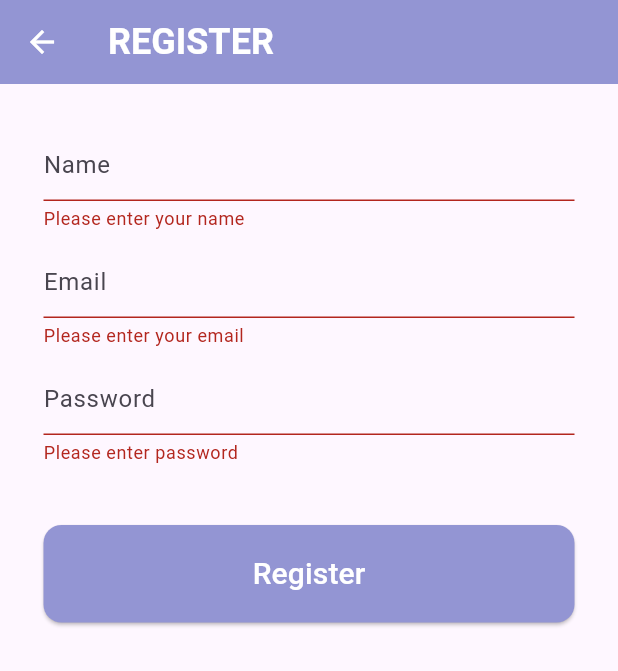
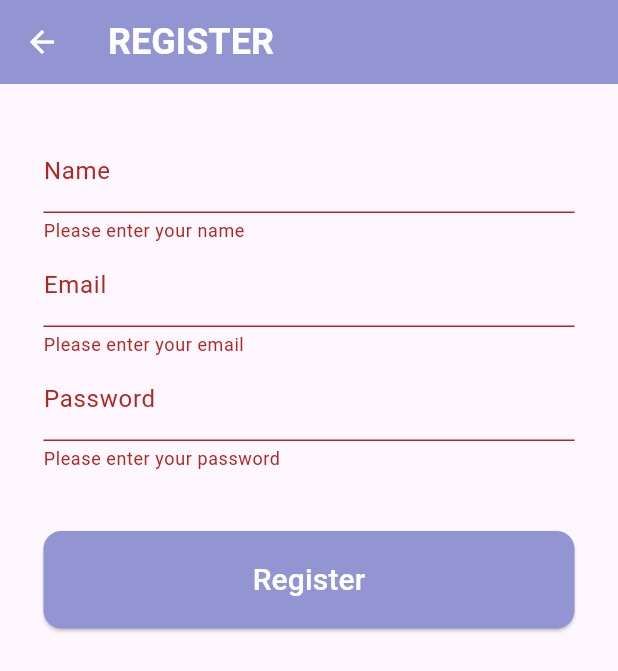
Before and after one commit to Cahidenuryalcin/todoApp, a Flutter app: the RegisterPage screen opened directly, after a tap on "Register", on a phone screen of 412 x 824 dp. Shown: the top 671 px of the screen. Run offline on Flutter 3.47's test engine with Material 3 defaults, Android fonts, the phone set to English and light mode, and no system bars; our stand-ins replace firebase_auth, firebase_core, flutter_secure_storage, google_fonts; missing offline and left inert: firebase_auth_platform_interface; accounts and stored records are empty; Roboto replaces fonts that are missing (Montserrat).

Commit message:
27.05.24

```diff
--- a/lib/register.dart
+++ b/lib/register.dart
@@ -1,13 +1,13 @@
 import 'package:flutter/material.dart';
 import 'package:provider/provider.dart';
-import 'package:todo_app/provider/auth_provider.dart';
 import 'package:todo_app/app_constanst.dart';
+import 'package:todo_app/provider/auth_provider.dart' as my_auth;
+import 'package:todo_app/user_profile.dart';
+import 'todo_list.dart';
 
 class RegisterPage extends StatefulWidget {
-  const RegisterPage({super.key});
-
   @override
-  State<RegisterPage> createState() => _RegisterPageState();
+  _RegisterPageState createState() => _RegisterPageState();
 }
 
 class _RegisterPageState extends State<RegisterPage> {
@@ -18,8 +18,7 @@ class _RegisterPageState extends State<RegisterPage> {
 
   @override
   Widget build(BuildContext context) {
-    return Scaffold(
-      resizeToAvoidBottomInset: false,
+    return Scaffold(resizeToAvoidBottomInset: false,
       appBar: AppBar(
         iconTheme: const IconThemeData(color: Colors.white),
         backgroundColor: Sabitler.appbarColor,
@@ -31,49 +30,60 @@ class _RegisterPageState extends State<RegisterPage> {
                 color: Sabitler.appbarTextColor)),
       ),
       body: Container(
-        padding: const EdgeInsets.only(left: 29, right: 29, top: 30),
+          padding: const EdgeInsets.only(left: 29, right: 29, top: 30),
         child: Form(
           key: _formKey,
           child: Column(
-            children: [
+            children: <Widget>[
               TextFormField(
                 controller: _nameController,
-                validator: (value) =>
-                    value!.isEmpty ? "Please enter your name" : null,
-                keyboardType: TextInputType.name,
-                decoration: const InputDecoration(hintText: "Name"),
+                decoration: InputDecoration(labelText: 'Name'),
+                validator: (value) {
+                  if (value == null || value.isEmpty) {
+                    return 'Please enter your name';
+                  }
+                  return null;
+                },
               ),
-              const SizedBox(height: 10),
               TextFormField(
                 controller: _emailController,
-                validator: (value) =>
-                    value!.isEmpty ? "Please enter your email" : null,
-                keyboardType: TextInputType.emailAddress,
-                decoration: const InputDecoration(hintText: "Email"),
+                decoration: InputDecoration(labelText: 'Email'),
+                validator: (value) {
+                  if (value == null || value.isEmpty) {
+                    return 'Please enter your email';
+                  }
+                  return null;
+                },
               ),
-              const SizedBox(height: 10),
               TextFormField(
                 controller: _passwordController,
-                validator: (value) =>
-                    value!.isEmpty ? "Please enter password" : null,
-                keyboardType: TextInputType.visiblePassword,
-                decoration: const InputDecoration(hintText: "Password"),
+                decoration: InputDecoration(labelText: 'Password'),
                 obscureText: true,
+                validator: (value) {
+                  if (value == null || value.isEmpty) {
+                    return 'Please enter your password';
+                  }
+                  return null;
+                },
               ),
-              const SizedBox(height: 40),
+               const SizedBox(height: 40),
               SizedBox(
-                width: double.infinity,
+                 width: double.infinity,
                 height: 65,
                 child: ElevatedButton(
-                  style: ElevatedButton.styleFrom(
+                   style: ElevatedButton.styleFrom(
                       shape: RoundedRectangleBorder(
                           borderRadius: BorderRadius.circular(12)),
                       backgroundColor: const Color.fromRGBO(147, 149, 211, 1)),
-                  onPressed: _register,
-                  child: const Text("Register",
+                  onPressed: () {
+                    if (_formKey.currentState!.validate()) {
+                      _register(context);
+                    }
+                  },
+                   child: const Text("Register",
                       style: TextStyle(color: Colors.white, fontSize: 20)),
                 ),
-              )
+              ),
             ],
           ),
         ),
@@ -81,15 +91,21 @@ class _RegisterPageState extends State<RegisterPage> {
     );
   }
 
-  void _register() async {
-    if (_formKey.currentState!.validate()) {
-      final authProvider = Provider.of<AuthProvider>(context, listen: false);
+  void _register(BuildContext context) async {
+    final authProvider = Provider.of<my_auth.AuthProvider>(context, listen: false);
+    try {
       await authProvider.createUserEmailAndPassword(
         _emailController.text,
         _passwordController.text,
         _nameController.text,
       );
-      // sayfa yönlendirmesi direkt profil sayfası
+
+      Navigator.pushReplacement(
+        context,
+        MaterialPageRoute(builder: (context) => UserProfile()),
+      );
+    } catch (e) {
+      // Handle error
     }
   }
 }
--- a/pubspec.yaml
+++ b/pubspec.yaml
@@ -42,6 +42,7 @@ dependencies:
   google_fonts: ^6.2.1
   firebase_core: ^2.31.0
   firebase_auth: ^4.19.5
+  flutter_secure_storage: ^8.0.0
 
 
 
```
Also changed, not shown: lib/login.dart (+38 -24 lines), lib/main.dart (+32 -12 lines), lib/provider/auth_provider.dart (+37 -28 lines), lib/todo_list.dart (+18 -1 lines), lib/user_profile.dart (added, +62 -0 lines), pubspec.lock, 5 other files.
